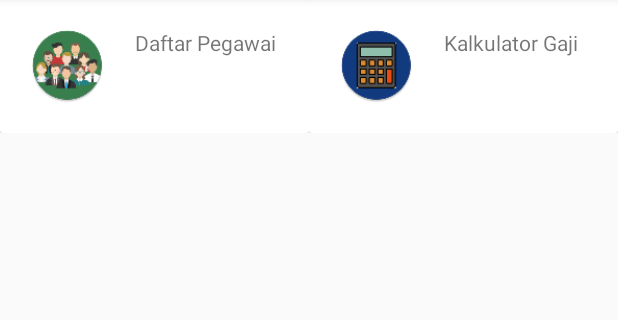
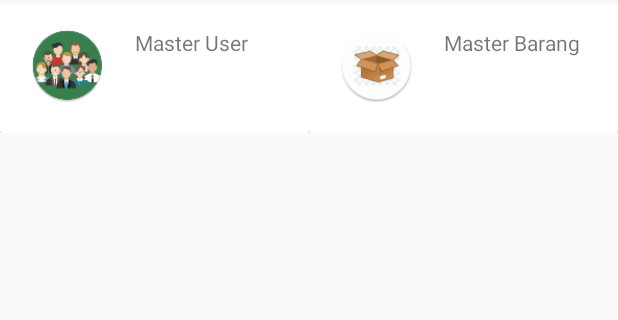
Before and after one commit to aldyarief/Alea, an Android app: the Dashboard screen opened directly, with no data from a screen before it, on a phone screen of 412 x 824 dp, the part 86-406 px from its top. Run offline under Robolectric (Android 15) with nearby library versions, the phone set to English and light mode, and no system bars.

Commit message:
master user

```diff
--- a/app/src/main/AndroidManifest.xml
+++ b/app/src/main/AndroidManifest.xml
@@ -11,7 +11,8 @@
         android:roundIcon="@mipmap/ic_launcher_round"
         android:supportsRtl="true"
         android:theme="@style/AppTheme">
-        <activity android:name=".Dashboard"></activity>
+        <activity android:name=".MasterUser"></activity>
+        <activity android:name=".Dashboard" />
         <activity android:name=".Login">
             <intent-filter>
                 <action android:name="android.intent.action.MAIN" />
--- a/app/src/main/java/com/example/alea/Login.java
+++ b/app/src/main/java/com/example/alea/Login.java
@@ -51,10 +51,10 @@ public class Login extends AppCompatActivity {
                 if (!name.isEmpty() && !pass.isEmpty() ) {
                     simpanData(name, pass);
                 } else if (name.isEmpty()) {
-                    textname.setError("user tidak boleh kosong");
+                    textname.setError("username tidak boleh kosong");
                     textname.requestFocus();
                 } else if (pass.isEmpty()) {
-                    textpass.setError("pass tidak boleh kosong");
+                    textpass.setError("password tidak boleh kosong");
                     textpass.requestFocus();
                 }
             }
--- a/app/src/main/res/layout/activity_dashboard.xml
+++ b/app/src/main/res/layout/activity_dashboard.xml
@@ -33,7 +33,7 @@
                         android:layout_toRightOf="@+id/image2"
                         android:layout_width="wrap_content"
                         android:layout_height="wrap_content"
-                        android:text="Daftar Pegawai" />
+                        android:text="Master User" />
                 </RelativeLayout>
             </androidx.cardview.widget.CardView>
         </LinearLayout>
@@ -52,7 +52,7 @@
                         android:id="@+id/image1"
                         android:layout_width="50dp"
                         android:layout_height="50dp"
-                        android:background="@mipmap/ic_kalkulator"
+                        android:background="@mipmap/ic_barang"
                         android:layout_marginRight="20dp"/>
 
                     <TextView
@@ -60,7 +60,7 @@
                         android:layout_toRightOf="@+id/image1"
                         android:layout_width="wrap_content"
                         android:layout_height="wrap_content"
-                        android:text="Kalkulator Gaji" />
+                        android:text="Master Barang" />
                 </RelativeLayout>
             </androidx.cardview.widget.CardView>
         </LinearLayout>
```
Also changed, not shown: app/src/main/java/com/example/alea/MasterUser.java (added, +14 -0 lines), app/src/main/res/layout/activity_master_user.xml (added, +9 -0 lines), app/src/main/ic_barang-web.png (added), app/src/main/res/mipmap-hdpi/ic_barang.png (added), app/src/main/res/mipmap-mdpi/ic_barang.png (added), app/src/main/res/mipmap-xhdpi/ic_barang.png (added), app/src/main/res/mipmap-xxhdpi/ic_barang.png (added), app/src/main/res/mipmap-xxxhdpi/ic_barang.png (added).
